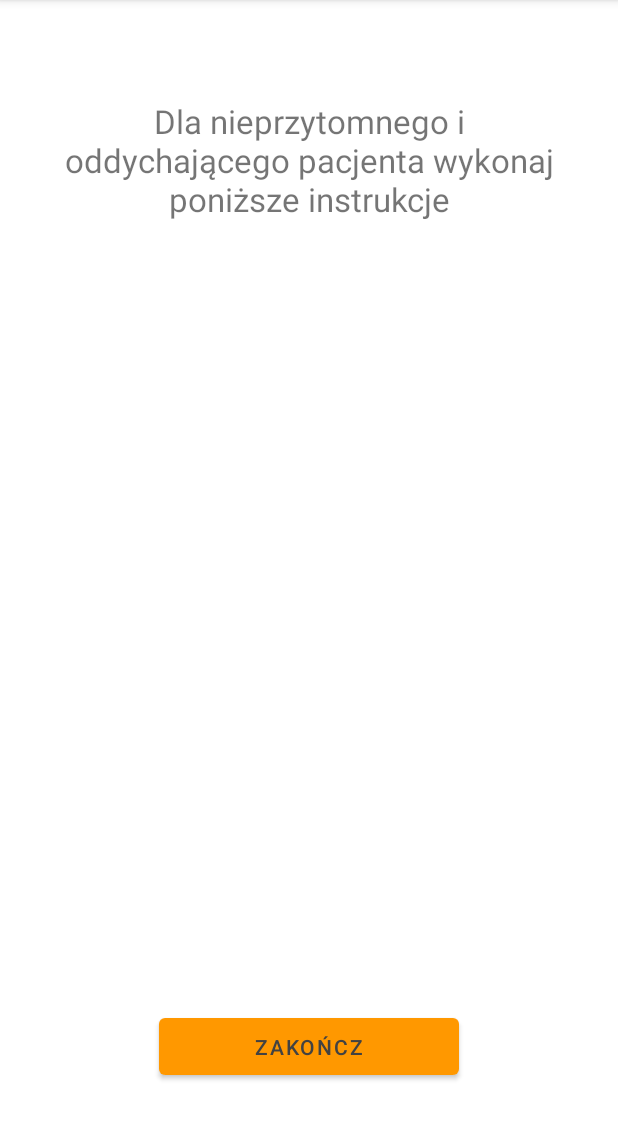
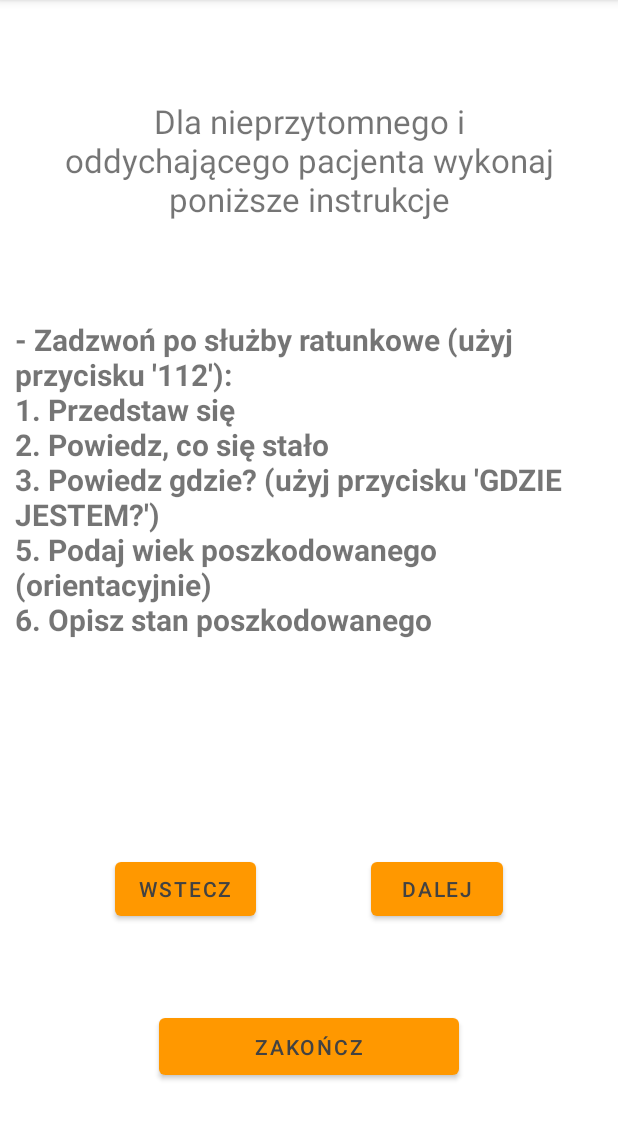
Before and after one commit to TheLastV8Interceptor/KWOD-project, an Android app: the IsBreathingActivity screen opened directly, with no data from a screen before it, on a phone screen of 412 x 824 dp, the part 84-1224 px from its top. Run offline under Robolectric (Android 15) with nearby library versions, the phone set to English and light mode, and no system bars.

Commit message:
Fragments for IsBreathingActivity created - IsBreathingCallFragment and IsBreathingRecoveryPositionFragment + instructions for emergency call and for recovery position

```diff
--- a/app/build.gradle
+++ b/app/build.gradle
@@ -32,6 +32,7 @@ dependencies {
     implementation 'androidx.appcompat:appcompat:1.3.0'
     implementation 'com.google.android.material:material:1.4.0'
     implementation 'androidx.constraintlayout:constraintlayout:2.0.4'
+    implementation 'androidx.legacy:legacy-support-v4:1.0.0'
     testImplementation 'junit:junit:4.13.2'
     androidTestImplementation 'androidx.test.ext:junit:1.1.3'
     androidTestImplementation 'androidx.test.espresso:espresso-core:3.4.0'
--- a/app/src/main/java/com/example/kwod/IsBreathingActivity.java
+++ b/app/src/main/java/com/example/kwod/IsBreathingActivity.java
@@ -5,14 +5,39 @@ import androidx.appcompat.app.AppCompatActivity;
 import android.content.Intent;
 import android.os.Bundle;
 import android.view.View;
+import android.widget.Button;
+
+import com.example.kwod.fragment.IsBreathingCallFragment;
+import com.example.kwod.fragment.IsBreathingRecoveryPositionFragment;
 
 public class IsBreathingActivity extends AppCompatActivity {
+
+    private Button isBreathingBackButton;
+    private Button isBreathingNextButton;
 
     public static final String IS_BREATHING_MESSAGE = "IS_BREATHING_MESSAGE";
     @Override
     protected void onCreate(Bundle savedInstanceState) {
         super.onCreate(savedInstanceState);
         setContentView(R.layout.activity_is_breathing);
+
+        getSupportFragmentManager()
+                .beginTransaction()
+                .setCustomAnimations(android.R.animator.fade_in, android.R.animator.fade_out)
+                .replace(R.id.isBreathingFragment, new IsBreathingCallFragment())
+                .commit();
+
+
+        isBreathingBackButton = findViewById(R.id.isBreathingBackButton);
+        isBreathingNextButton = findViewById(R.id.isBreathingNextButton);
+
+        isBreathingNextButton.setOnClickListener(v -> {
+            getSupportFragmentManager()
+                    .beginTransaction()
+                    .setCustomAnimations(android.R.animator.fade_in, android.R.animator.fade_out)
+                    .replace(R.id.isBreathingFragment, new IsBreathingRecoveryPositionFragment())
+                    .commit();
+        });
     }
 
     public void switch_to_EndHelpActivity(View view)
--- /dev/null
+++ b/app/src/main/java/com/example/kwod/fragment/IsBreathingCallFragment.java
@@ -0,0 +1,74 @@
+package com.example.kwod.fragment;
+
+import android.os.Bundle;
+
+import androidx.fragment.app.Fragment;
+
+import android.view.LayoutInflater;
+import android.view.View;
+import android.view.ViewGroup;
+import android.widget.Button;
+
+import com.example.kwod.IsBreathingActivity;
+import com.example.kwod.R;
+
+/**
+ * A simple {@link Fragment} subclass.
+ * Use the {@link IsBreathingCallFragment#newInstance} factory method to
+ * create an instance of this fragment.
+ */
+public class IsBreathingCallFragment extends Fragment {
+
+
+    // TODO: Rename parameter arguments, choose names that match
+    // the fragment initialization parameters, e.g. ARG_ITEM_NUMBER
+    private static final String ARG_PARAM1 = "param1";
+    private static final String ARG_PARAM2 = "param2";
+
+    // TODO: Rename and change types of parameters
+    private String mParam1;
+    private String mParam2;
+
+    private Button isBreathingBackButton;
+    private Button isBreathingNextButton;
+
+    public IsBreathingCallFragment() {
+        // Required empty public constructor
+    }
+
+    /**
+     * Use this factory method to create a new instance of
+     * this fragment using the provided parameters.
+     *
+     * @param param1 Parameter 1.
+     * @param param2 Parameter 2.
+     * @return A new instance of fragment IsBreathingCallFragment.
+     */
+    // TODO: Rename and change types and number of parameters
+    public static IsBreathingCallFragment newInstance(String param1, String param2) {
+        IsBreathingCallFragment fragment = new IsBreathingCallFragment();
+        Bundle args = new Bundle();
+        args.putString(ARG_PARAM1, param1);
+        args.putString(ARG_PARAM2, param2);
+        fragment.setArguments(args);
+        return fragment;
+    }
+
+    @Override
+    public void onCreate(Bundle savedInstanceState) {
+        super.onCreate(savedInstanceState);
+        if (getArguments() != null) {
+            mParam1 = getArguments().getString(ARG_PARAM1);
+            mParam2 = getArguments().getString(ARG_PARAM2);
+        }
+    }
+
+    @Override
+    public View onCreateView(LayoutInflater inflater, ViewGroup container,
+                             Bundle savedInstanceState) {
+        // Inflate the layout for this fragment
+        View rootView = inflater.inflate(R.layout.fragment_is_breathing_call, container, false);
+
+        return rootView;
+    }
+}
--- a/app/src/main/res/layout/activity_is_breathing.xml
+++ b/app/src/main/res/layout/activity_is_breathing.xml
@@ -21,6 +21,50 @@
         app:layout_constraintStart_toStartOf="parent"
         app:layout_constraintTop_toTopOf="parent" />
 
+    <FrameLayout
+        android:layout_width="match_parent"
+        android:layout_height="300dp"
+        app:layout_constraintTop_toBottomOf="@id/accident_activity_unconscious_Is_Breathing_title"
+        app:layout_constraintBottom_toTopOf="@id/isBreathingButtonLayout"
+        app:layout_constraintStart_toStartOf="parent"
+        app:layout_constraintEnd_toEndOf="parent"
+        android:id="@+id/isBreathingFragment">
+    </FrameLayout>
+
+
+    <androidx.constraintlayout.widget.ConstraintLayout
+        android:layout_width="match_parent"
+        android:layout_height="wrap_content"
+        app:layout_constraintTop_toBottomOf="@id/isBreathingFragment"
+        app:layout_constraintBottom_toTopOf="@id/accident_activity_unconscious_Is_Breathing_EndHelpActivity_button"
+        android:id="@+id/isBreathingButtonLayout">
+
+        <Button
+            android:layout_width="wrap_content"
+            android:layout_height="wrap_content"
+            app:layout_constraintStart_toStartOf="parent"
+            app:layout_constraintEnd_toStartOf="@id/isBreathingNextButton"
+            app:layout_constraintTop_toTopOf="parent"
+            android:textColor="#424242"
+            app:backgroundTint="#FF9800"
+            android:text="Wstecz"
+            android:id="@+id/isBreathingBackButton">
+        </Button>
+
+        <Button
+            android:layout_width="wrap_content"
+            android:layout_height="wrap_content"
+            app:layout_constraintStart_toEndOf="@id/isBreathingBackButton"
+            app:layout_constraintEnd_toEndOf="parent"
+            app:layout_constraintTop_toTopOf="parent"
+            android:textColor="#424242"
+            app:backgroundTint="#FF9800"
+            android:text="Dalej"
+            android:id="@+id/isBreathingNextButton">
+        </Button>
+    </androidx.constraintlayout.widget.ConstraintLayout>
+
+
     <Button
         android:id="@+id/accident_activity_unconscious_Is_Breathing_EndHelpActivity_button"
         android:layout_width="200dp"
--- /dev/null
+++ b/app/src/main/res/layout/fragment_is_breathing_call.xml
@@ -0,0 +1,48 @@
+<?xml version="1.0" encoding="utf-8"?>
+<FrameLayout xmlns:android="http://schemas.android.com/apk/res/android"
+    xmlns:tools="http://schemas.android.com/tools"
+    android:layout_width="match_parent"
+    android:layout_height="match_parent"
+    xmlns:app="http://schemas.android.com/apk/res-auto"
+    tools:context=".fragment.IsBreathingCallFragment"
+    android:id="@+id/isBreathingCallFragment">
+
+    <androidx.constraintlayout.widget.ConstraintLayout
+        android:layout_width="match_parent"
+        android:layout_height="match_parent"
+        android:orientation="vertical"
+        app:layout_constraintTop_toBottomOf="parent"
+        app:layout_constraintBottom_toTopOf="@id/isBreathingButtonLayout"
+        app:layout_constraintStart_toStartOf="parent"
+        app:layout_constraintEnd_toEndOf="parent">
+
+        <ScrollView
+            android:layout_width="match_parent"
+            android:layout_height="match_parent"
+            app:layout_constraintTop_toTopOf="parent"
+            app:layout_constraintBottom_toTopOf="@id/isBreathingButtonLayout"
+            app:layout_constraintStart_toStartOf="parent"
+            app:layout_constraintEnd_toEndOf="parent"
+            android:layout_marginStart="10dp"
+            android:layout_marginEnd="10dp"
+            android:id="@+id/isBreathingCallScrollView">
+
+            <LinearLayout
+                android:layout_width="match_parent"
+                android:layout_height="wrap_content"
+                android:orientation="vertical">
+
+                <TextView
+                    android:layout_width="match_parent"
+                    android:layout_height="wrap_content"
+                    android:text="- Zadzwoń po służby ratunkowe (użyj przycisku '112'):\n1. Przedstaw się\n2. Powiedz, co się stało\n3. Powiedz gdzie? (użyj przycisku 'GDZIE JESTEM?')\n5. Podaj wiek poszkodowanego (orientacyjnie)\n6. Opisz stan poszkodowanego"
+                    android:textSize="20dp"
+                    android:textStyle="bold">
+                </TextView>
+
+            </LinearLayout>
+        </ScrollView>
+
+    </androidx.constraintlayout.widget.ConstraintLayout>
+
+</FrameLayout>
--- a/app/src/main/res/values/strings.xml
+++ b/app/src/main/res/values/strings.xml
@@ -1,3 +1,5 @@
 <resources>
     <string name="app_name">KWOD</string>
+    <!-- TODO: Remove or change this placeholder text -->
+    <string name="hello_blank_fragment">Hello blank fragment</string>
 </resources>
```
Also changed, not shown: app/src/main/java/com/example/kwod/fragment/IsBreathingRecoveryPositionFragment.java (added, +72 -0 lines), app/src/main/res/layout/fragment_is_breathing_recovery_position.xml (added, +48 -0 lines), app/src/main/res/drawable-v24/recovery_position.png (added).
